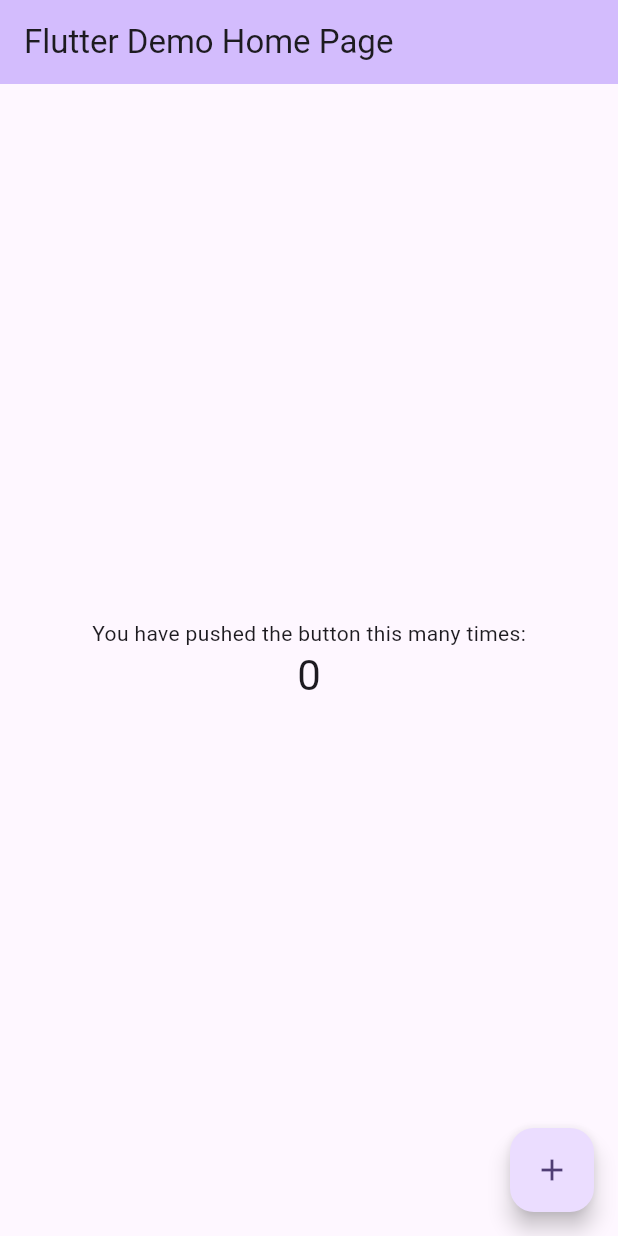
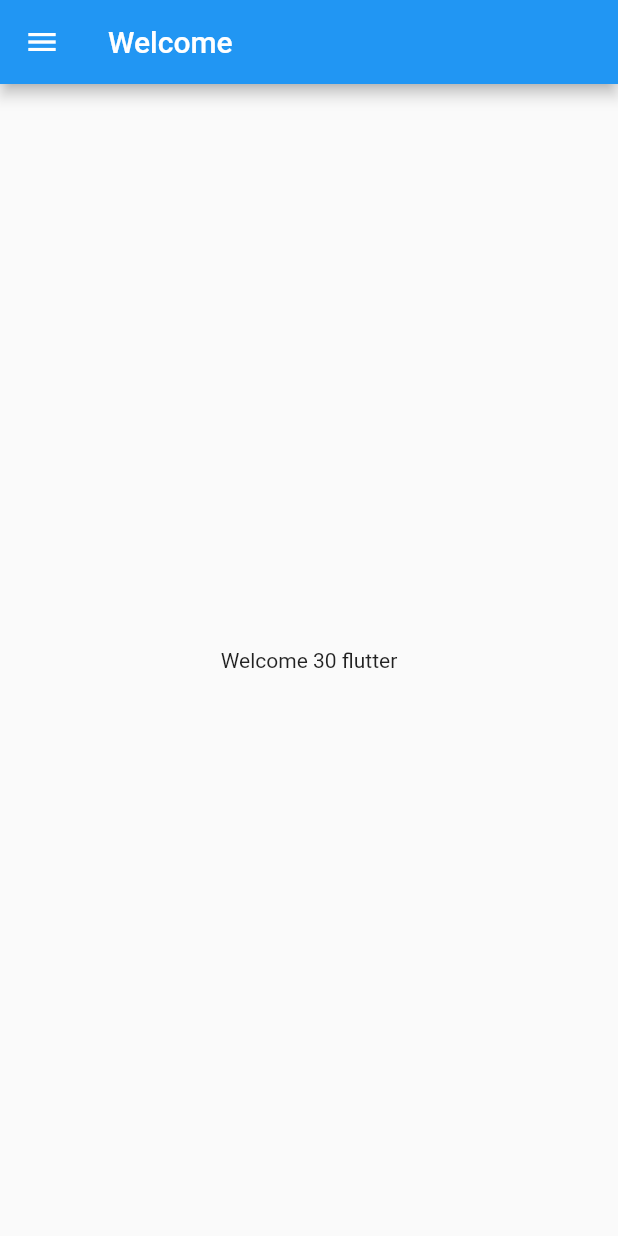
Before and after one commit to PRASHANTKUMAR2004/Flutter-lean, a Flutter app: the screen it shows after launch, on a phone screen of 412 x 824 dp. Run offline on Flutter 3.47's test engine with Material 2 defaults, Android fonts, the phone set to English and light mode, and no system bars.

Commit message:
day 2 completed

```diff
--- /dev/null
+++ b/lib/home.dart
@@ -0,0 +1,23 @@
+import 'package:flutter/material.dart';
+
+class Homepage extends StatelessWidget {
+  const Homepage({super.key});
+
+  @override
+  Widget build(BuildContext context) {
+    int days = 30;
+    return  Scaffold(
+      appBar: AppBar(
+        title: Text("Welcome"),
+      ),
+      body: Material(
+        child: Center(
+          child: Container(
+            child: Text("Welcome $days flutter"),
+          ),
+        ),
+      ),
+      drawer: Drawer(),
+    );
+  }
+}
--- a/lib/main.dart
+++ b/lib/main.dart
@@ -1,125 +1,17 @@
+import 'package:basic_flutter/home.dart';
 import 'package:flutter/material.dart';
 
 void main() {
-  runApp(const MyApp());
+  runApp(MyApp());
 }
 
 class MyApp extends StatelessWidget {
   const MyApp({super.key});
 
-  // This widget is the root of your application.P
   @override
   Widget build(BuildContext context) {
     return MaterialApp(
-      title: 'Flutter Demo',
-      theme: ThemeData(
-        // This is the theme of your application.
-        //
-        // TRY THIS: Try running your application with "flutter run". You'll see
-        // the application has a blue toolbar. Then, without quitting the app,
-        // try changing the seedColor in the colorScheme below to Colors.green
-        // and then invoke "hot reload" (save your changes or press the "hot
-        // reload" button in a Flutter-supported IDE, or press "r" if you used
-        // the command line to start the app).
-        //
-        // Notice that the counter didn't reset back to zero; the application
-        // state is not lost during the reload. To reset the state, use hot
-        // restart instead.
-        //
-        // This works for code too, not just values: Most code changes can be
-        // tested with just a hot reload.
-        colorScheme: ColorScheme.fromSeed(seedColor: Colors.deepPurple),
-        useMaterial3: true,
-      ),
-      home: const MyHomePage(title: 'Flutter Demo Home Page'),
+      home: Homepage(),
     );
   }
 }
-
-class MyHomePage extends StatefulWidget {
-  const MyHomePage({super.key, required this.title});
-
-  // This widget is the home page of your application. It is stateful, meaning
-  // that it has a State object (defined below) that contains fields that affect
-  // how it looks.
-
-  // This class is the configuration for the state. It holds the values (in this
-  // case the title) provided by the parent (in this case the App widget) and
-  // used by the build method of the State. Fields in a Widget subclass are
-  // always marked "final".
-
-  final String title;
-
-  @override
-  State<MyHomePage> createState() => _MyHomePageState();
-}
-
-class _MyHomePageState extends State<MyHomePage> {
-  int _counter = 0;
-
-  void _incrementCounter() {
-    setState(() {
-      // This call to setState tells the Flutter framework that something has
-      // changed in this State, which causes it to rerun the build method below
-      // so that the display can reflect the updated values. If we changed
-      // _counter without calling setState(), then the build method would not be
-      // called again, and so nothing would appear to happen.
-      _counter++;
-    });
-  }
-
-  @override
-  Widget build(BuildContext context) {
-    // This method is rerun every time setState is called, for instance as done
-    // by the _incrementCounter method above.
-    //
-    // The Flutter framework has been optimized to make rerunning build methods
-    // fast, so that you can just rebuild anything that needs updating rather
-    // than having to individually change instances of widgets.
-    return Scaffold(
-      appBar: AppBar(
-        // TRY THIS: Try changing the color here to a specific color (to
-        // Colors.amber, perhaps?) and trigger a hot reload to see the AppBar
-        // change color while the other colors stay the same.
-        backgroundColor: Theme.of(context).colorScheme.inversePrimary,
-        // Here we take the value from the MyHomePage object that was created by
-        // the App.build method, and use it to set our appbar title.
-        title: Text(widget.title),
-      ),
-      body: Center(
-        // Center is a layout widget. It takes a single child and positions it
-        // in the middle of the parent.
-        child: Column(
-          // Column is also a layout widget. It takes a list of children and
-          // arranges them vertically. By default, it sizes itself to fit its
-          // children horizontally, and tries to be as tall as its parent.
-          //
-          // Column has various properties to control how it sizes itself and
-          // how it positions its children. Here we use mainAxisAlignment to
-          // center the children vertically; the main axis here is the vertical
-          // axis because Columns are vertical (the cross axis would be
-          // horizontal).
-          //
-          // TRY THIS: Invoke "debug painting" (choose the "Toggle Debug Paint"
-          // action in the IDE, or press "p" in the console), to see the
-          // wireframe for each widget.
-          mainAxisAlignment: MainAxisAlignment.center,
-          children: <Widget>[
-            const Text(
-              'You have pushed the button this many times:',
-            ),
-            Text(
-              '$_counter',
-              style: Theme.of(context).textTheme.headlineMedium,
-            ),
-          ],
-        ),
-      ),
-      floatingActionButton: FloatingActionButton(
-        onPressed: _incrementCounter,
-        tooltip: 'Increment',
-        child: const Icon(Icons.add),
-      ), // This trailing comma makes auto-formatting nicer for build methods.
-    );
-  }
-}
```
